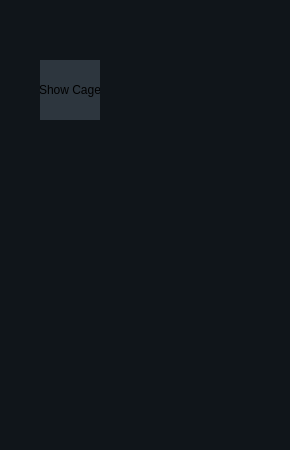
JulianThijssen/Furnace, file src/modeloptions.ui: the form before one commit.
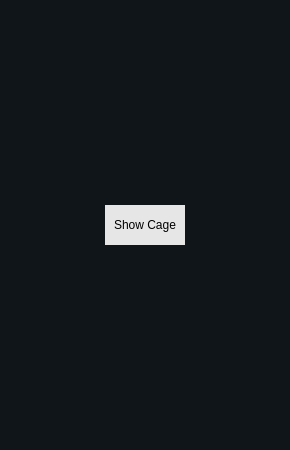
The form after the commit.

Commit message: Make 'Show Cage' button clearer

```diff
--- a/src/modeloptions.ui
+++ b/src/modeloptions.ui
@@ -34,18 +34,30 @@
   <property name="styleSheet">
    <string notr="true">background-color: rgb(16, 21, 26);</string>
   </property>
+  <layout class="QGridLayout" name="gridLayout">
+   <item row="0" column="0">
   <widget class="QPushButton" name="showCageButton">
-   <property name="geometry">
-    <rect>
-     <x>40</x>
-     <y>60</y>
-     <width>60</width>
-     <height>60</height>
-    </rect>
+     <property name="sizePolicy">
+      <sizepolicy hsizetype="Maximum" vsizetype="Maximum">
+       <horstretch>0</horstretch>
+       <verstretch>0</verstretch>
+      </sizepolicy>
+     </property>
+     <property name="minimumSize">
+      <size>
+       <width>80</width>
+       <height>40</height>
+      </size>
+     </property>
+     <property name="maximumSize">
+      <size>
+       <width>80</width>
+       <height>40</height>
+      </size>
    </property>
    <property name="styleSheet">
     <string notr="true">QPushButton {
-	background-color: #2D363E;
+	background-color: rgb(230, 230, 230);
 	border-color: rgb(230, 230, 230);
 	border-style: solid;
 	border-width: 0px 0px 0px 0px;
@@ -65,6 +77,8 @@
     <bool>true</bool>
    </property>
   </widget>
+   </item>
+  </layout>
  </widget>
  <resources/>
  <connections/>
```
Lines whose indentation alone changed are shown as unchanged.
